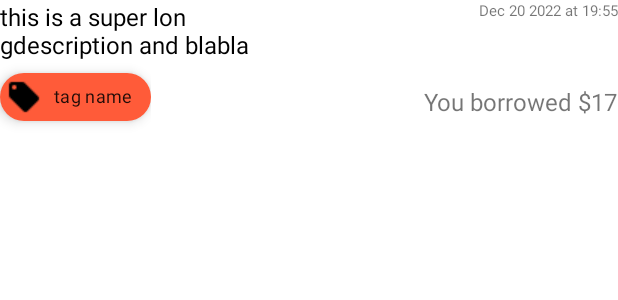
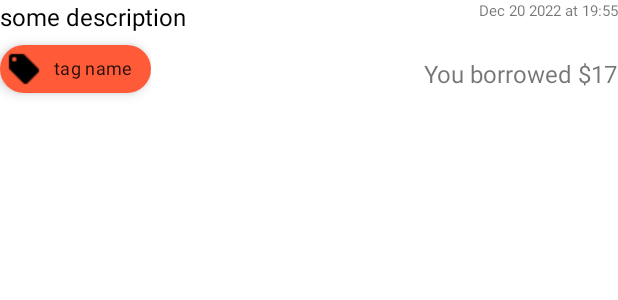
Before and after one commit to RosaGao/split-app-uima, an Android app: the layout expense_list_content.xml on its own in the app's theme, with its tools: preview values and no code run, on a phone screen of 412 x 824 dp. Shown: the top 300 px of the screen. Run offline under Robolectric (Android 15) with nearby library versions, the phone set to English and light mode, and no system bars; Roboto replaces fonts that are not available here.

Commit message:
fix: refactor expense list content to be used by multiple layouts (friend, home)

```diff
--- a/app/src/main/res/layout/home_expense_list_content.xml
+++ b/app/src/main/res/layout/expense_list_content.xml
@@ -18,7 +18,7 @@
             android:layout_height="wrap_content"
             android:maxEms="10"
             android:maxLines="2"
-            android:text="this is a super lon gdescription and blabla"
+            android:text="some description"
             android:textColor="@color/black"
             android:textSize="16sp"
             android:textStyle="normal" />
```
